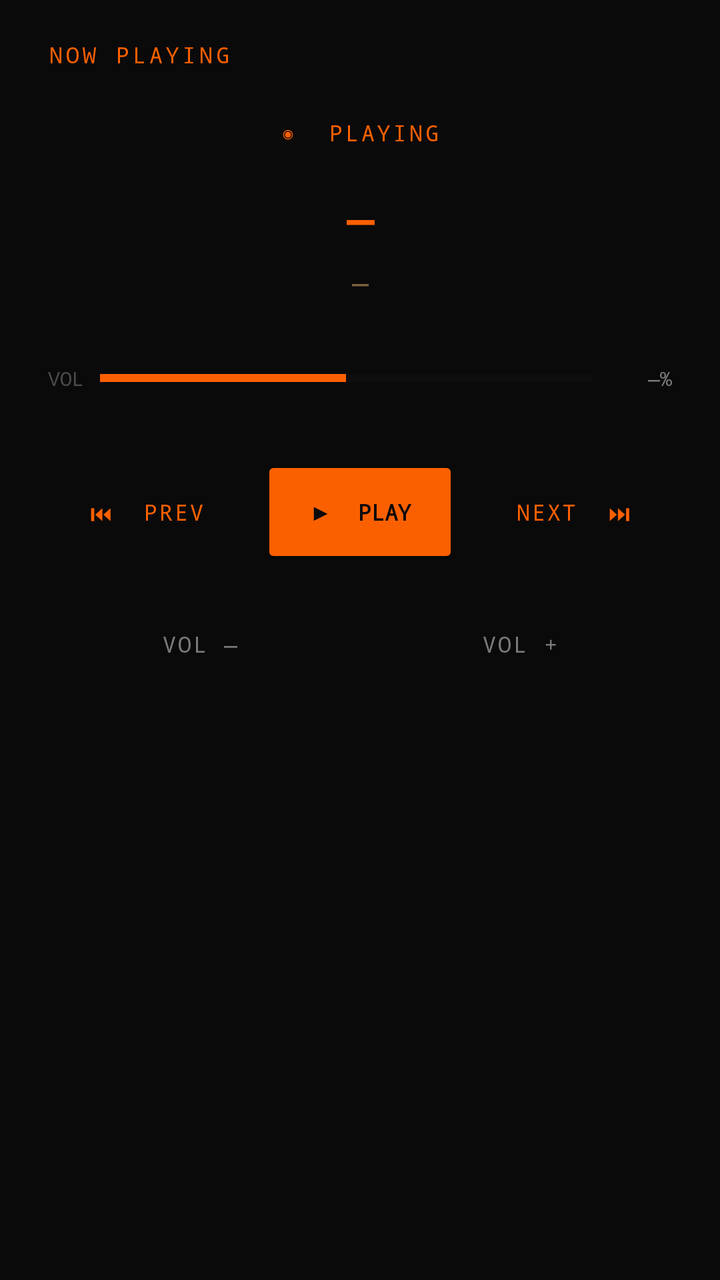
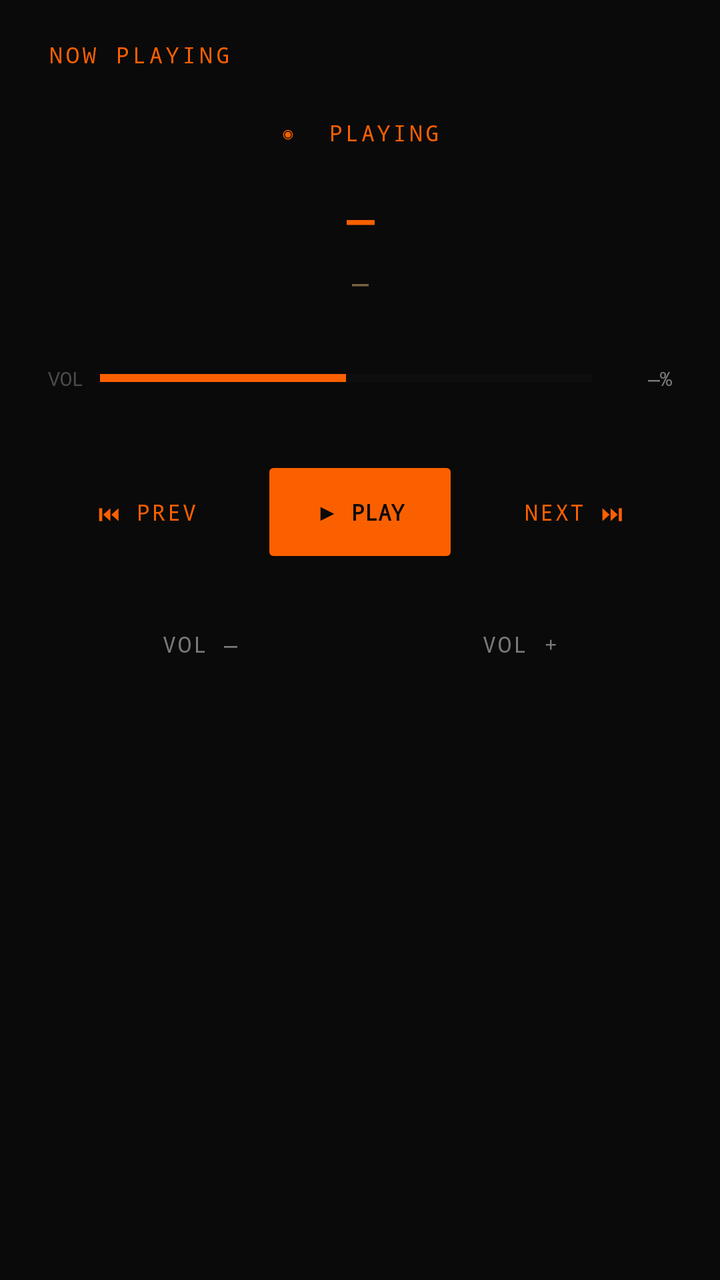

Compare the two renders of this Android layout. The source of the first and the diff that turns it into the second are given below.
<!-- AndroidManifest.xml: application theme Theme.SidecarCompanion -->
<!-- res/layout/fragment_media.xml -->
<?xml version="1.0" encoding="utf-8"?>
<LinearLayout
    xmlns:android="http://schemas.android.com/apk/res/android"
    android:layout_width="match_parent"
    android:layout_height="match_parent"
    android:orientation="vertical"
    android:background="#0A0A0A"
    android:gravity="center_horizontal"
    android:paddingStart="24dp"
    android:paddingEnd="24dp"
    android:paddingTop="20dp"
    android:paddingBottom="24dp">

    
    <TextView
        android:layout_width="match_parent"
        android:layout_height="wrap_content"
        android:text="NOW PLAYING"
        android:textColor="#FB6000"
        android:textSize="11sp"
        android:fontFamily="monospace"
        android:letterSpacing="0.15"
        android:layout_marginBottom="24dp"/>

    
    <TextView
        android:id="@+id/tvPlayingDot"
        android:layout_width="wrap_content"
        android:layout_height="wrap_content"
        android:text="◉  PLAYING"
        android:textColor="#FB6000"
        android:textSize="11sp"
        android:fontFamily="monospace"
        android:letterSpacing="0.12"
        android:layout_marginBottom="20dp"/>

    
    <TextView
        android:id="@+id/tvSongTitle"
        android:layout_width="match_parent"
        android:layout_height="wrap_content"
        android:text="—"
        android:textColor="#FB6000"
        android:textSize="22sp"
        android:fontFamily="monospace"
        android:textStyle="bold"
        android:gravity="center"
        android:maxLines="2"
        android:ellipsize="end"
        android:layout_marginBottom="8dp"/>

    
    <TextView
        android:id="@+id/tvArtist"
        android:layout_width="match_parent"
        android:layout_height="wrap_content"
        android:text="—"
        android:textColor="#7A6040"
        android:textSize="14sp"
        android:fontFamily="monospace"
        android:gravity="center"
        android:maxLines="1"
        android:ellipsize="end"
        android:layout_marginBottom="32dp"/>

    
    <LinearLayout
        android:layout_width="match_parent"
        android:layout_height="wrap_content"
        android:orientation="horizontal"
        android:gravity="center_vertical"
        android:layout_marginBottom="32dp">

        <TextView
            android:layout_width="wrap_content"
            android:layout_height="wrap_content"
            android:text="VOL"
            android:textColor="#4A4A4A"
            android:textSize="10sp"
            android:fontFamily="monospace"
            android:layout_marginEnd="8dp"/>

        <android.widget.ProgressBar
            android:id="@+id/volumeBar"
            style="?android:attr/progressBarStyleHorizontal"
            android:layout_width="0dp"
            android:layout_height="6dp"
            android:layout_weight="1"
            android:max="100"
            android:progress="50"
            android:progressTint="#FB6000"
            android:progressBackgroundTint="#1E1E1E"
            android:layout_marginEnd="8dp"/>

        <TextView
            android:id="@+id/tvVolPct"
            android:layout_width="32dp"
            android:layout_height="wrap_content"
            android:text="—%"
            android:textColor="#7A7A7A"
            android:textSize="10sp"
            android:fontFamily="monospace"
            android:gravity="end"/>

    </LinearLayout>

    
    <LinearLayout
        android:layout_width="match_parent"
        android:layout_height="wrap_content"
        android:orientation="horizontal"
        android:gravity="center"
        android:layout_marginBottom="16dp">

        <Button
            android:id="@+id/btnPrev"
            android:layout_width="0dp"
            android:layout_height="56dp"
            android:layout_weight="1"
            android:layout_marginEnd="8dp"
            android:text="⏮  PREV"
            android:textColor="#FB6000"
            android:textSize="11sp"
            android:fontFamily="monospace"
            android:backgroundTint="#1A1A1A"
            style="@style/Widget.MaterialComponents.Button.OutlinedButton"/>

        <Button
            android:id="@+id/btnPlayPause"
            android:layout_width="0dp"
            android:layout_height="56dp"
            android:layout_weight="1"
            android:layout_marginEnd="8dp"
            android:text="▶  PLAY"
            android:textColor="#0A0A0A"
            android:textSize="11sp"
            android:fontFamily="monospace"
            android:textStyle="bold"
            android:backgroundTint="#FB6000"/>

        <Button
            android:id="@+id/btnNext"
            android:layout_width="0dp"
            android:layout_height="56dp"
            android:layout_weight="1"
            android:text="NEXT  ⏭"
            android:textColor="#FB6000"
            android:textSize="11sp"
            android:fontFamily="monospace"
            android:backgroundTint="#1A1A1A"
            style="@style/Widget.MaterialComponents.Button.OutlinedButton"/>

    </LinearLayout>

    
    <LinearLayout
        android:layout_width="match_parent"
        android:layout_height="wrap_content"
        android:orientation="horizontal"
        android:gravity="center">

        <Button
            android:id="@+id/btnVolDown"
            android:layout_width="0dp"
            android:layout_height="44dp"
            android:layout_weight="1"
            android:layout_marginEnd="8dp"
            android:text="VOL —"
            android:textColor="#7A7A7A"
            android:textSize="11sp"
            android:fontFamily="monospace"
            android:backgroundTint="#111111"
            style="@style/Widget.MaterialComponents.Button.OutlinedButton"/>

        <Button
            android:id="@+id/btnVolUp"
            android:layout_width="0dp"
            android:layout_height="44dp"
            android:layout_weight="1"
            android:text="VOL +"
            android:textColor="#7A7A7A"
            android:textSize="11sp"
            android:fontFamily="monospace"
            android:backgroundTint="#111111"
            style="@style/Widget.MaterialComponents.Button.OutlinedButton"/>

    </LinearLayout>

    
    <View
        android:layout_width="match_parent"
        android:layout_height="0dp"
        android:layout_weight="1"/>

    
    <TextView
        android:id="@+id/tvNoSession"
        android:layout_width="match_parent"
        android:layout_height="wrap_content"
        android:text="No active media session"
        android:textColor="#2A2A2A"
        android:textSize="11sp"
        android:fontFamily="monospace"
        android:gravity="center"
        android:visibility="gone"/>

</LinearLayout>
<!-- resources referenced by this layout -->
<resources>
  <style name="Theme.SidecarCompanion" parent="Theme.MaterialComponents.DayNight.NoActionBar">
          
          <item name="colorPrimary">#FB6000</item>
          <item name="colorPrimaryVariant">#C74E00</item>
          <item name="colorOnPrimary">#0A0A0A</item>
  
          
          <item name="colorSecondary">#FB6000</item>
          <item name="colorSecondaryVariant">#C74E00</item>
          <item name="colorOnSecondary">#0A0A0A</item>
  
          
          <item name="android:colorBackground">#0A0A0A</item>
          <item name="colorSurface">#0F0F0F</item>
          <item name="colorOnBackground">#E0E0E0</item>
          <item name="colorOnSurface">#E0E0E0</item>
  
          
          <item name="android:statusBarColor">#0A0A0A</item>
          <item name="android:navigationBarColor">#0A0A0A</item>
          <item name="android:windowLightStatusBar">false</item>
  
          
          <item name="colorError">#FF3333</item>
          <item name="colorOnError">#0A0A0A</item>
      </style>
</resources>

<!-- the commit's change to res/layout/fragment_media.xml (unified diff, before → after) -->
@@ -118,10 +118,12 @@
             android:layout_height="56dp"
             android:layout_weight="1"
             android:layout_marginEnd="8dp"
-            android:text="⏮  PREV"
+            android:text="⏮ PREV"
             android:textColor="#FB6000"
             android:textSize="11sp"
             android:fontFamily="monospace"
+            android:maxLines="1"
+            android:ellipsize="end"
             android:backgroundTint="#1A1A1A"
             style="@style/Widget.MaterialComponents.Button.OutlinedButton"/>
 
@@ -131,11 +133,13 @@
             android:layout_height="56dp"
             android:layout_weight="1"
             android:layout_marginEnd="8dp"
-            android:text="▶  PLAY"
+            android:text="▶ PLAY"
             android:textColor="#0A0A0A"
             android:textSize="11sp"
             android:fontFamily="monospace"
             android:textStyle="bold"
+            android:maxLines="1"
+            android:ellipsize="end"
             android:backgroundTint="#FB6000"/>
 
         <Button
@@ -143,10 +147,12 @@
             android:layout_width="0dp"
             android:layout_height="56dp"
             android:layout_weight="1"
-            android:text="NEXT  ⏭"
+            android:text="NEXT ⏭"
             android:textColor="#FB6000"
             android:textSize="11sp"
             android:fontFamily="monospace"
+            android:maxLines="1"
+            android:ellipsize="end"
             android:backgroundTint="#1A1A1A"
             style="@style/Widget.MaterialComponents.Button.OutlinedButton"/>
 
